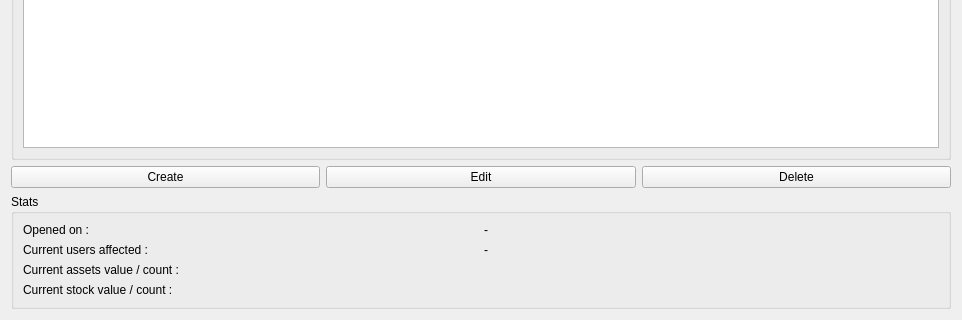
Above: H3/GUI/QtDesigns/Bases.ui from MitaineDomise/H3 before the change; both pictures show x 0 to 962 and y 575 to 895 of the 962 by 895 pixel window. Below: the same form after it.
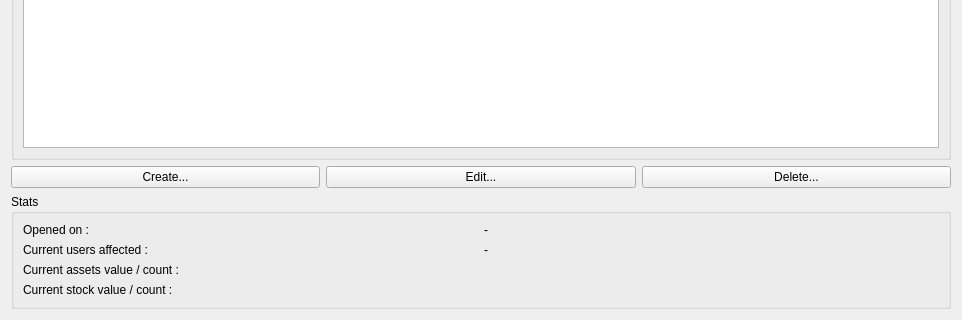
That is the form after the change.

Commit message: Improved bases mgmt preliminary work on routing rules improved sync logic

```diff
--- a/H3/GUI/QtDesigns/Bases.ui
+++ b/H3/GUI/QtDesigns/Bases.ui
@@ -17,21 +17,21 @@
    <item row="2" column="2">
     <widget class="QPushButton" name="deleteButton">
      <property name="text">
-      <string>Delete</string>
+      <string>Delete...</string>
      </property>
     </widget>
    </item>
    <item row="2" column="1">
     <widget class="QPushButton" name="editButton">
      <property name="text">
-      <string>Edit</string>
+      <string>Edit...</string>
      </property>
     </widget>
    </item>
    <item row="2" column="0">
     <widget class="QPushButton" name="createButton">
      <property name="text">
-      <string>Create</string>
+      <string>Create...</string>
      </property>
     </widget>
    </item>
```
The commit also changes 7 other files.
